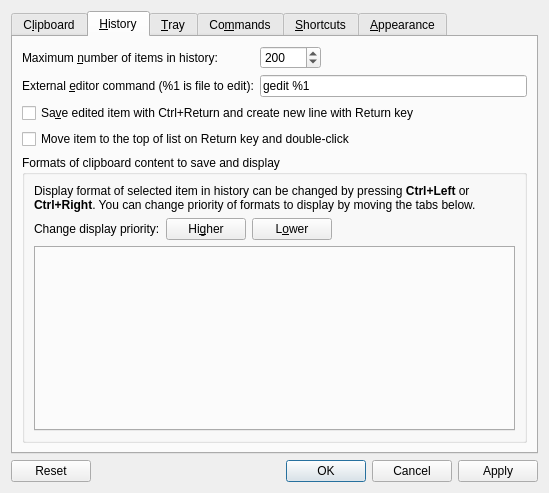
Old version of the form src/ui/configurationmanager.ui in the repository hluk/CopyQ.
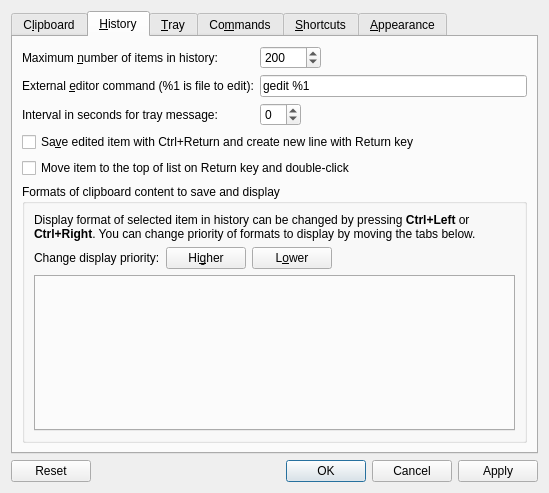
New version of the form. The open tabs and pages were chosen to show the change. Icons and pictures are not drawn. Custom widgets are drawn as their Qt base class.

Commit message: Popup messages for copying items if main window is closed

```diff
--- a/src/ui/configurationmanager.ui
+++ b/src/ui/configurationmanager.ui
@@ -368,6 +368,45 @@
              </property>
             </widget>
            </item>
+           <item row="2" column="0">
+            <widget class="QLabel" name="label_25">
+             <property name="text">
+              <string>Interval in seconds for tray message:</string>
+             </property>
+            </widget>
+           </item>
+           <item row="2" column="1">
+            <layout class="QHBoxLayout" name="horizontalLayout_9">
+             <item>
+              <widget class="QSpinBox" name="spinBoxItemPopupInterval">
+               <property name="toolTip">
+                <string>Interval in seconds for tray message which is shown after an item is copied to clipboard (only if main window is closed).
+
+Set to 0 to disable this.</string>
+               </property>
+               <property name="minimum">
+                <number>-1</number>
+               </property>
+               <property name="maximum">
+                <number>60</number>
+               </property>
+              </widget>
+             </item>
+             <item>
+              <spacer name="horizontalSpacer_2">
+               <property name="orientation">
+                <enum>Qt::Horizontal</enum>
+               </property>
+               <property name="sizeHint" stdset="0">
+                <size>
+                 <width>40</width>
+                 <height>20</height>
+                </size>
+               </property>
+              </spacer>
+             </item>
+            </layout>
+           </item>
           </layout>
          </item>
          <item row="1" column="0">
```
Left out of the diff: 21 changed lines with no effect on the pictures. The commit also changes 3 other files.
